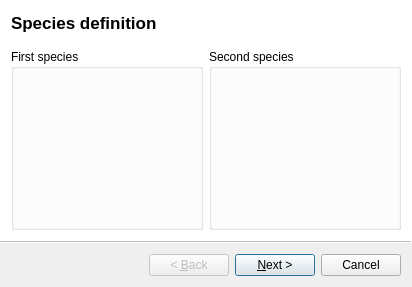
Above: moldyn/ui/qt/create_model.ui from open-moldyn/moldyn before the change. Below: the same form after it.
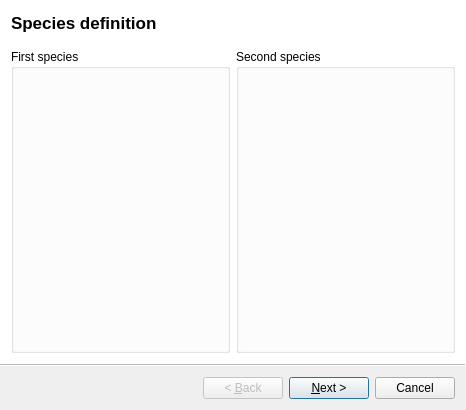
That is the form after the change.

Commit message: Travail sur la future GUI

```diff
--- a/moldyn/ui/qt/create_model.ui
+++ b/moldyn/ui/qt/create_model.ui
@@ -6,8 +6,8 @@
    <rect>
     <x>0</x>
     <y>0</y>
-    <width>412</width>
-    <height>287</height>
+    <width>466</width>
+    <height>410</height>
    </rect>
   </property>
   <property name="sizePolicy">
```
Left out of the diff: 222 changed lines with no effect on the pictures. The commit also changes 4 other files.
